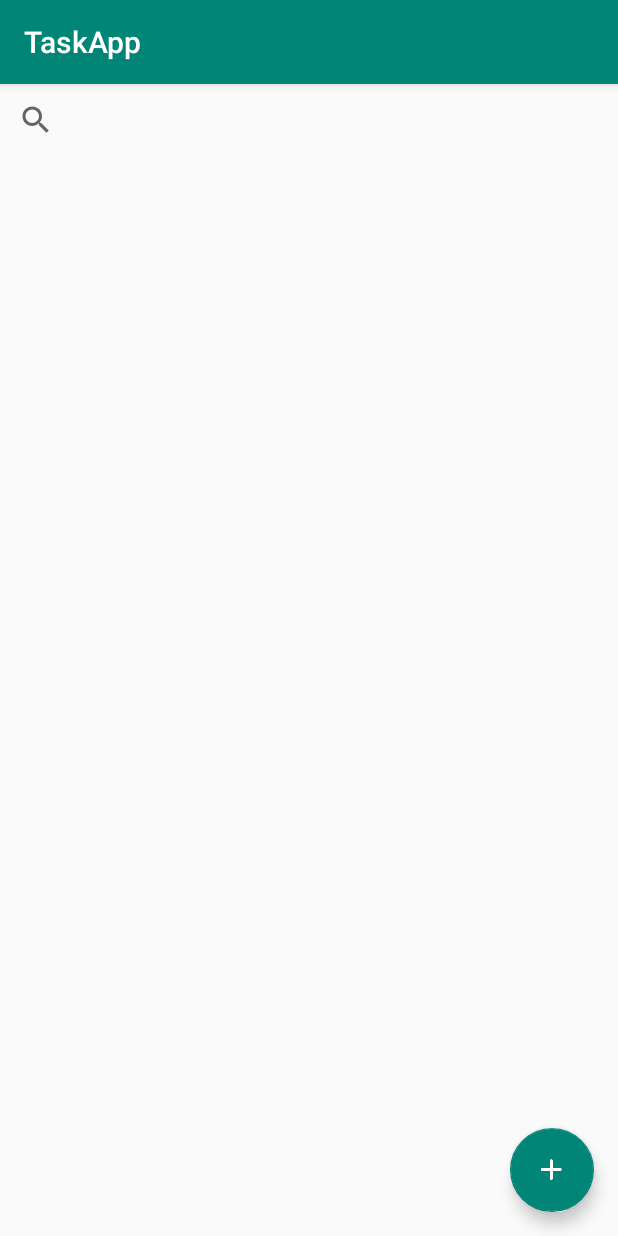
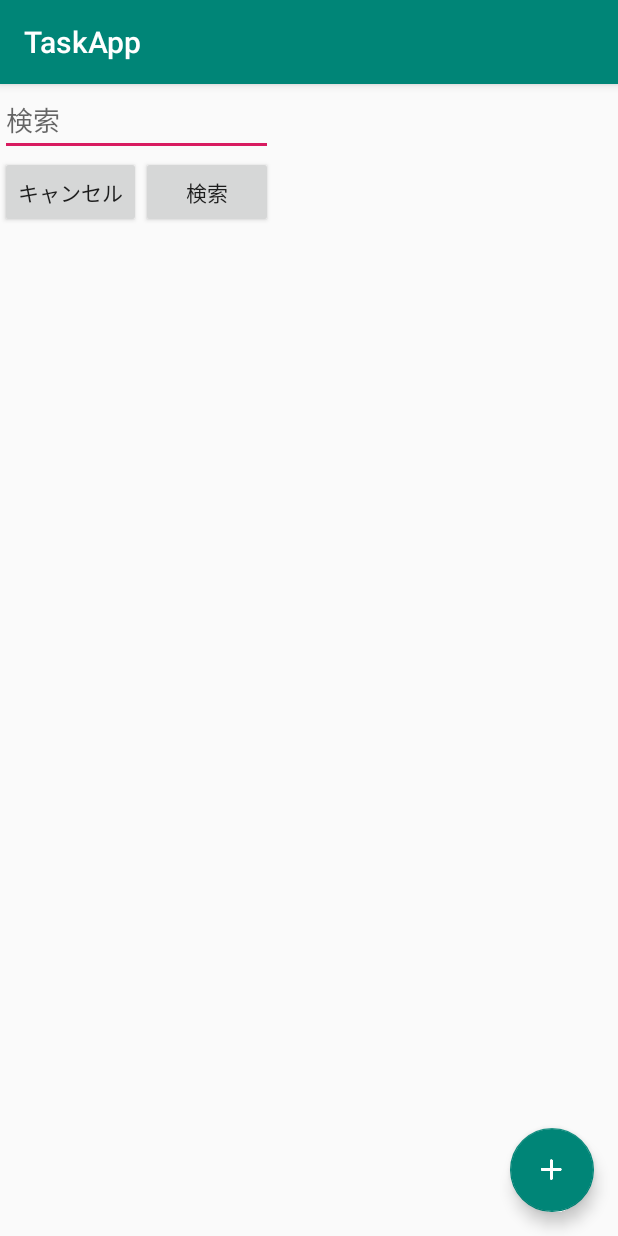
Before and after one commit to yuki4031/TaskApp, an Android app: the screen it shows after launch (MainActivity), on a phone screen of 412 x 824 dp. Run offline under Robolectric (Android 15) with nearby library versions, the phone set to English and light mode, and no system bars; libraries missing offline, so code that uses them is left out: io.realm, jp.techacademy.yuuki; 6 statements that could not run were skipped.

Commit message:
背景をタッチした時にキーボードを消したい。

```diff
--- a/app/src/main/java/jp/techacademy/yuuki/kawashima/taskapp/MainActivity.kt
+++ b/app/src/main/java/jp/techacademy/yuuki/kawashima/taskapp/MainActivity.kt
@@ -14,13 +14,20 @@ import android.content.Intent
 import android.support.v7.app.AlertDialog
 import android.app.AlarmManager
 import android.app.PendingIntent
+import android.content.Context
+import android.view.MotionEvent
 import android.widget.SearchView
 import android.widget.Toast
+import android.view.inputmethod.InputMethodManager
+import android.widget.LinearLayout
 
 
 const val EXTRA_TASK = "jp.techacademy.yuuki.kawashima.taskapp.TASK"
 
 class MainActivity : AppCompatActivity() {
+    private lateinit var inputMethodManager: InputMethodManager
+    private lateinit var mainLayout: LinearLayout
+
     private lateinit var mTaskAdapter: TaskAdapter
     private lateinit var mRealm: Realm
     private val mRealmListener = object : RealmChangeListener<Realm> {
@@ -32,43 +39,18 @@ class MainActivity : AppCompatActivity() {
         super.onCreate(savedInstanceState)
         setContentView(R.layout.activity_main)
 
-        val searchView = findViewById(R.id.search) as SearchView
+        val inputManager = getSystemService(Context.INPUT_METHOD_SERVICE) as InputMethodManager
+        val mainLayout = findViewById<>(R.id.main_layout)
+        save.setOnClickListener{
+        }
+
+        cancel.setOnClickListener{
+        }
 
         fab.setOnClickListener { view ->
             val intent = Intent(this@MainActivity, InputActivity::class.java)
             startActivity(intent)
         }
-
-        searchView.setOnQueryTextListener(object : SearchView.OnQueryTextListener {
-            override fun onQueryTextSubmit(query: String?): Boolean {
-                if(query != "") {
-                    val results = mRealm.where(Task::class.java).equalTo("category", query).findAll()
-                    // 上記の結果を、TaskList としてセットする
-                    mTaskAdapter.taskList = mRealm.copyFromRealm(results)
-
-                    // TaskのListView用のアダプタに渡す
-                    listView1.adapter = mTaskAdapter
-
-                    // 表示を更新するために、アダプターにデータが変更されたことを知らせる
-                    mTaskAdapter.notifyDataSetChanged()
-                }else{
-                    val taskRealmResults = mRealm.where(Task::class.java).findAll().sort("date", Sort.DESCENDING)
-                    // 上記の結果を、TaskList としてセットする
-                    mTaskAdapter.taskList = mRealm.copyFromRealm(taskRealmResults)
-
-                    // TaskのListView用のアダプタに渡す
-                    listView1.adapter = mTaskAdapter
-
-                    // 表示を更新するために、アダプターにデータが変更されたことを知らせる
-                    mTaskAdapter.notifyDataSetChanged()
-                }
-                return false
-            }
-
-            override fun onQueryTextChange(newText: String?): Boolean {
-                return false
-            }
-        })
 
         // Realmの設定
         mRealm = Realm.getDefaultInstance()
@@ -147,4 +129,11 @@ class MainActivity : AppCompatActivity() {
 
         mRealm.close()
     }
+
+    override fun onTouchEvent(event: MotionEvent?): Boolean {
+        inputMethodManager.hideSoftInputFromWindow(view.windowToken, InputMethodManager.HIDE_NOT_ALWAYS)
+        mainLayout.requestFocus()
+        return true
+
+    }
 }
--- a/app/src/main/res/layout/activity_main.xml
+++ b/app/src/main/res/layout/activity_main.xml
@@ -7,17 +7,37 @@
     android:layout_height="match_parent"
     android:fitsSystemWindows="true"
     tools:context=".MainActivity">
+
     <LinearLayout
         android:layout_width="wrap_content"
         android:layout_height="wrap_content"
         android:orientation="vertical">
 
-        <SearchView
-            android:id="@+id/search"
+        <EditText
             android:layout_width="match_parent"
             android:layout_height="wrap_content"
-            android:iconifiedByDefault="true"
-            android:queryHint="検索" />
+            android:focusableInTouchMode="true"
+            android:hint="検索"
+            android:id="@+id/search"/>
+
+        <LinearLayout
+            android:layout_width="wrap_content"
+            android:layout_height="wrap_content"
+            android:orientation="horizontal">
+
+            <Button
+                android:layout_width="wrap_content"
+                android:layout_height="wrap_content"
+                android:id="@+id/cancel"
+                android:text="キャンセル"/>
+
+            <Button
+                android:layout_width="wrap_content"
+                android:layout_height="wrap_content"
+                android:id="@+id/save"
+                android:text="検索"/>
+
+        </LinearLayout>
     <ListView
         android:id="@+id/listView1"
         android:layout_width="match_parent"
```
